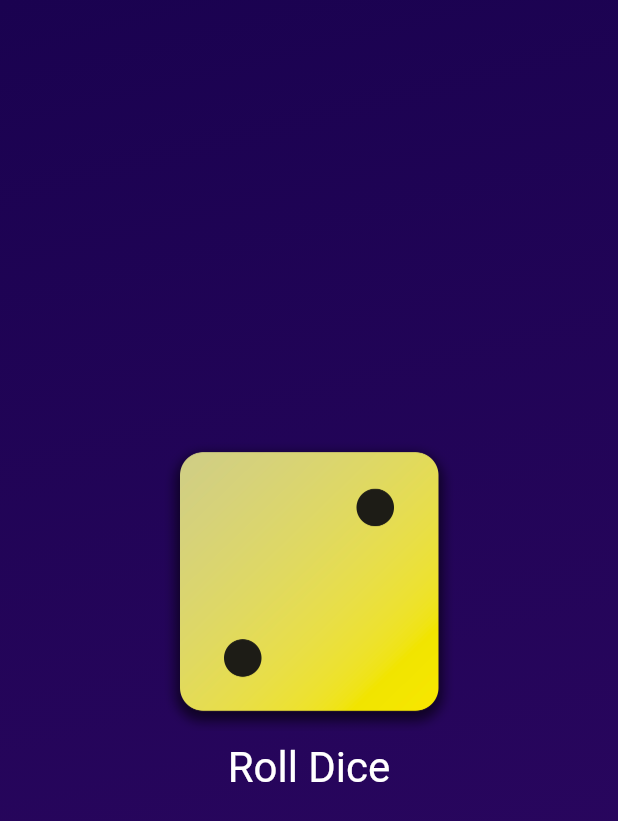
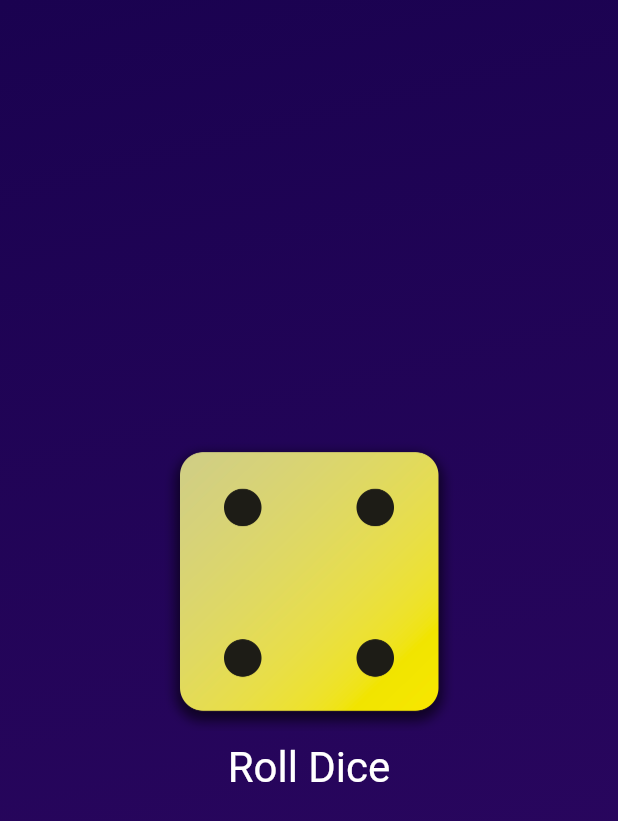
Before and after one commit to renreiii/diceroll-app, a Flutter app: the screen it shows after launch, after a tap on "Roll Dice", on a phone screen of 412 x 824 dp. Shown: the top 821 px of the screen. Run offline on Flutter 3.47's test engine with Material 2 defaults, Android fonts, the phone set to English and light mode, and no system bars.

Commit message:
the button now is working

```diff
--- /dev/null
+++ b/lib/dice_roller.dart
@@ -0,0 +1,56 @@
+import 'package:flutter/material.dart';
+
+class DiceRoller extends StatefulWidget {
+  const DiceRoller({super.key});
+
+  @override
+  State<DiceRoller> createState() {
+    return _DiceRollerState();
+  }
+}
+
+class _DiceRollerState extends State<DiceRoller> {
+  var activeDiceImage = 'assets/img/dice-2.png';
+
+  void rollDice() {
+    setState(() {
+      activeDiceImage = 'assets/img/dice-4.png';
+    });
+  }
+  @override
+  Widget build(context) {
+    return Column(
+      mainAxisSize: MainAxisSize.min,
+      children: [
+        Image.asset(
+          activeDiceImage,
+          width: 200,
+        ),
+        TextButton(
+          onPressed: rollDice,
+          style: TextButton.styleFrom(
+            foregroundColor: Colors.white,
+            textStyle: const TextStyle(
+              fontSize: 28,
+            ),
+          ),
+          child: const Text('Roll Dice'),
+        ),
+      ],
+    );
+  }
+}
+
+class MyWidget extends StatefulWidget {
+  const MyWidget({super.key});
+
+  @override
+  State<MyWidget> createState() => _MyWidgetState();
+}
+
+class _MyWidgetState extends State<MyWidget> {
+  @override
+  Widget build(BuildContext context) {
+    return const Placeholder();
+  }
+}
--- a/lib/gradient_container.dart
+++ b/lib/gradient_container.dart
@@ -1,4 +1,4 @@
-import 'package:diceroll/styled_text.dart';
+import 'package:diceroll/dice_roller.dart';
 import 'package:flutter/material.dart';
 
 var startAlignment = Alignment.topLeft;
@@ -14,9 +14,6 @@ class GradientContainer extends StatelessWidget {
   final Color startColor;
   final Color endColor;
 
-  void rollDice() {
-    // ...
-  }
 
   @override
   Widget build(context) {
@@ -31,26 +28,8 @@ class GradientContainer extends StatelessWidget {
           ],
         ),
       ),
-      child: Center(
-        child: Column(
-          mainAxisSize: MainAxisSize.min,
-          children: [
-            Image.asset(
-              'assets/img/dice-2.png',
-              width: 200,
-            ),
-            TextButton(
-              onPressed: rollDice,
-              style: TextButton.styleFrom(
-                foregroundColor: Colors.white,
-                textStyle: const TextStyle(
-                  fontSize: 28,
-                ),
-              ),
-              child: const Text('Roll Dice'),
-            ),
-          ],
-        ),
+      child: const Center(
+        child: DiceRoller(),
       ),
     );
   }
--- a/lib/main.dart
+++ b/lib/main.dart
@@ -3,7 +3,6 @@ import 'package:flutter/material.dart';
 
 // local packages import files
 import 'package:diceroll/gradient_container.dart';
-import 'package:diceroll/styled_text.dart';
 
 void main() {
   runApp(
```
